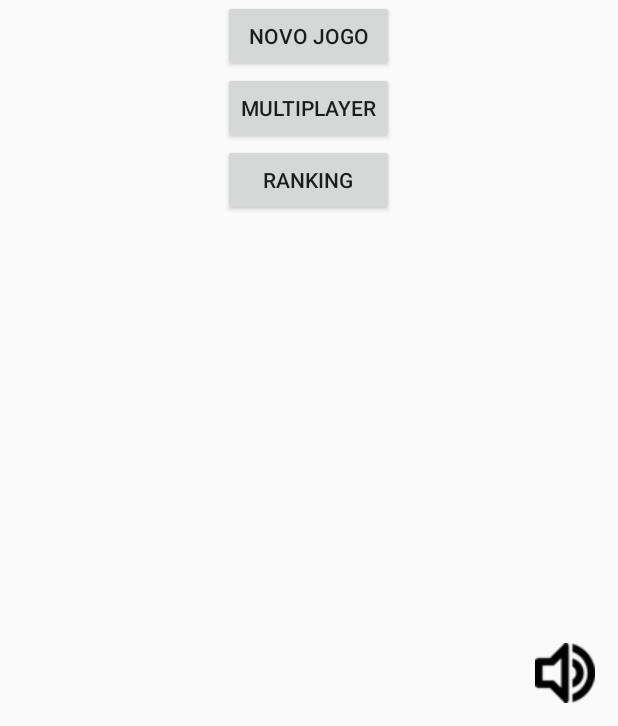
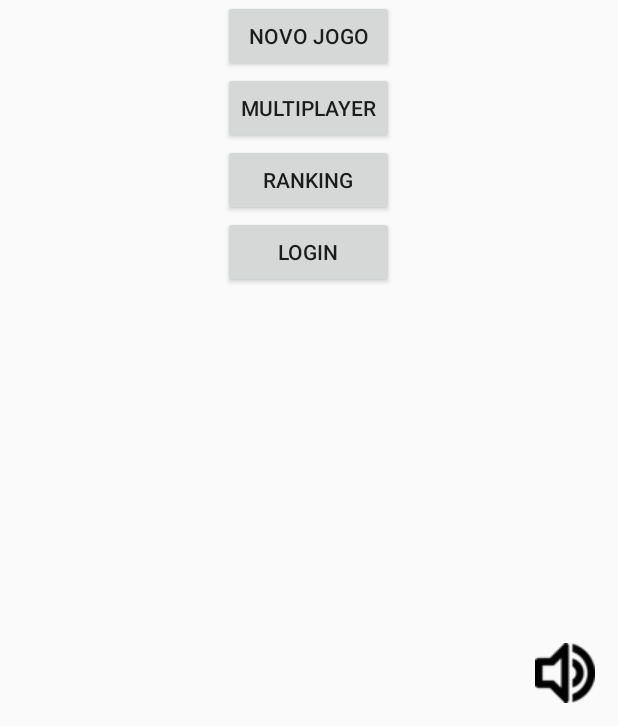
Before and after one commit to CoelhoPedro/pokemory, an Android app: the screen it shows after launch (MainActivity), on a phone screen of 412 x 824 dp, the part 510-1236 px from its top. Run offline under Robolectric (Android 15) with nearby library versions, the phone set to English and light mode, and no system bars; our stand-ins replace Firebase (no records; nobody signed in at launch, a user with empty details on screens opened directly).

Commit message:
Adicionando o botão de logout

```diff
--- a/app/src/main/java/com/example/pedro/pokemory/LoginActivity.java
+++ b/app/src/main/java/com/example/pedro/pokemory/LoginActivity.java
@@ -2,6 +2,7 @@ package com.example.pedro.pokemory;
 
 import android.content.Context;
 import android.content.Intent;
+import android.content.SharedPreferences;
 import android.net.ConnectivityManager;
 import android.net.NetworkInfo;
 import android.support.annotation.NonNull;
@@ -17,6 +18,7 @@ import com.google.android.gms.tasks.OnCompleteListener;
 import com.google.android.gms.tasks.Task;
 import com.google.firebase.auth.AuthResult;
 import com.google.firebase.auth.FirebaseAuth;
+import com.google.firebase.auth.FirebaseUser;
 
 public class LoginActivity extends AppCompatActivity {
 
--- a/app/src/main/java/com/example/pedro/pokemory/MainActivity.java
+++ b/app/src/main/java/com/example/pedro/pokemory/MainActivity.java
@@ -1,6 +1,8 @@
 package com.example.pedro.pokemory;
 
+import android.app.AlertDialog;
 import android.content.Context;
+import android.content.DialogInterface;
 import android.content.Intent;
 import android.content.SharedPreferences;
 import android.support.v7.app.AppCompatActivity;
@@ -15,10 +17,11 @@ import com.google.firebase.auth.FirebaseAuth;
 public class MainActivity extends AppCompatActivity {
 
     public boolean isOn = true;
-    public Button buttonNewGame, buttonRanking, buttonMultiplayer;
+    public Button buttonNewGame, buttonRanking, buttonMultiplayer, buttonLogin;
     private ImageButton buttonSound;
     private SharedPreferences preferences;
     private FirebaseAuth firebaseAuth;
+    private AlertDialog.Builder dialog;
 
     @Override
     protected void onCreate(Bundle savedInstanceState) {
@@ -31,8 +34,9 @@ public class MainActivity extends AppCompatActivity {
         buttonRanking = findViewById(R.id.buttonRanking);
         buttonMultiplayer = findViewById(R.id.buttonMultiplayer);
         buttonSound = findViewById(R.id.buttonSound);
+        buttonLogin = findViewById(R.id.buttonLogin);
         checkPreferences(preferences);
-
+        checkLogin();
 
         buttonNewGame.setOnClickListener(new View.OnClickListener() {
             @Override
@@ -53,7 +57,8 @@ public class MainActivity extends AppCompatActivity {
         buttonMultiplayer.setOnClickListener(new View.OnClickListener() {
             @Override
             public void onClick(View view) {
-                firebaseAuth = FirebaseAuth.getInstance();
+
+                firebaseAuth = FirebaseSettings.getFirebaseAuth();
                 Toast.makeText(MainActivity.this, firebaseAuth.toString(), Toast.LENGTH_SHORT).show();
                 if (firebaseAuth.getCurrentUser() != null){
                     Intent intent = new Intent(MainActivity.this, GameActivity.class);
@@ -102,6 +107,73 @@ public class MainActivity extends AppCompatActivity {
             }
         });
 
+        buttonLogin.setOnClickListener(new View.OnClickListener() {
+            @Override
+            public void onClick(View view) {
+
+                firebaseAuth = FirebaseSettings.getFirebaseAuth();
+
+                if (firebaseAuth.getCurrentUser() != null) {
+
+                    setDialog();
+
+                } else {
+
+                    Intent intent = new Intent(MainActivity.this, LoginActivity.class);
+                    startActivity(intent);
+
+                }
+
+            }
+        });
+
+    }
+
+    private void setDialog() {
+
+        dialog = new AlertDialog.Builder(MainActivity.this);
+
+        dialog.setTitle("Exit");
+        dialog.setMessage("Deseja realmente sair?");
+        dialog.setCancelable(false);
+        dialog.setIcon(android.R.drawable.ic_delete);
+
+        dialog.setNegativeButton("Não", new DialogInterface.OnClickListener() {
+            @Override
+            public void onClick(DialogInterface dialogInterface, int i) {
+            }
+        });
+
+        dialog.setPositiveButton("Sim", new DialogInterface.OnClickListener() {
+            @Override
+            public void onClick(DialogInterface dialogInterface, int i) {
+
+                firebaseAuth = FirebaseSettings.getFirebaseAuth();
+                firebaseAuth.signOut();
+                Toast.makeText(MainActivity.this, "Sucesso ao sair", Toast.LENGTH_SHORT).show();
+                checkLogin();
+
+            }
+        });
+
+        dialog.create();
+        dialog.show();
+
+    }
+
+    private void checkLogin() {
+
+        firebaseAuth = FirebaseAuth.getInstance();
+
+        if (firebaseAuth.getCurrentUser() != null) {
+
+            buttonLogin.setText("Exit");
+
+        } else {
+
+            buttonLogin.setText("Login");
+        }
+
     }
 
     private void checkPreferences(SharedPreferences sharedPreferences){
--- a/app/src/main/res/layout/activity_main.xml
+++ b/app/src/main/res/layout/activity_main.xml
@@ -51,6 +51,17 @@
         android:layout_below="@id/buttonMultiplayer"
         android:text="Ranking" />
 
+    <Button
+        android:id="@+id/buttonLogin"
+        android:layout_width="wrap_content"
+        android:layout_height="wrap_content"
+        android:layout_below="@+id/buttonRanking"
+        android:layout_alignStart="@id/buttonRanking"
+        android:layout_alignEnd="@id/buttonRanking"
+        android:layout_alignLeft="@id/buttonRanking"
+        android:layout_alignRight="@id/buttonRanking"
+        android:text="Login" />
+
     <ImageButton
         android:id="@+id/buttonSound"
         android:layout_width="wrap_content"
@@ -61,6 +72,4 @@
         android:layout_margin="15dp"
         android:background="@drawable/sound_on" />
 
-
-
 </RelativeLayout>
```
